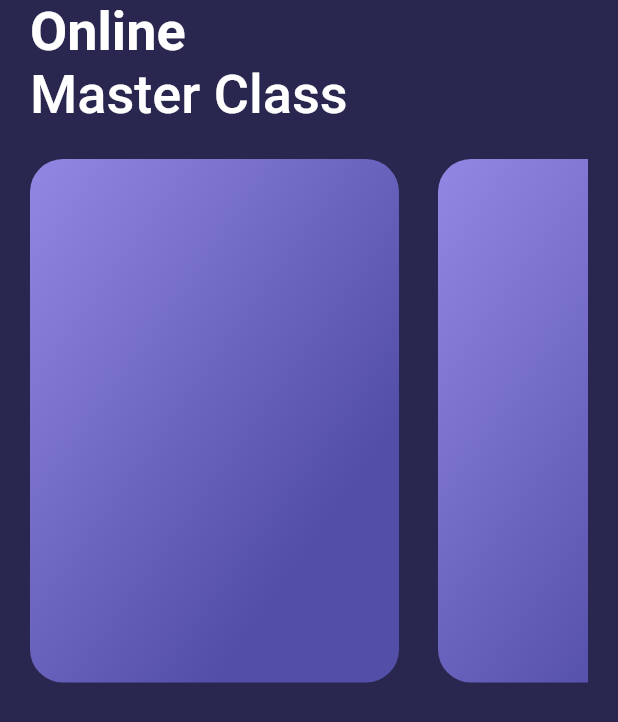
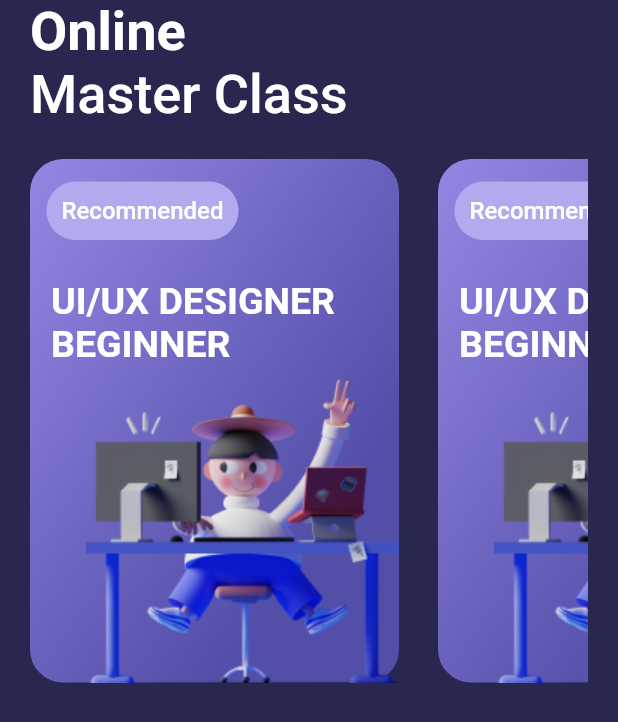
Before and after one commit to Emyeeeel/mobile_course_app_ui, a Flutter app: the screen it shows after launch, on a phone screen of 412 x 824 dp. Shown: the top 722 px of the screen. Run offline on Flutter 3.47's test engine with Material 2 defaults, Android fonts, the phone set to English and light mode, and no system bars; our stand-ins replace device_preview, google_fonts.

Commit message:
added saly-10.png and text contents of the first horizontal widget

```diff
--- a/lib/pages/home_screen.dart
+++ b/lib/pages/home_screen.dart
@@ -54,7 +54,7 @@ class _HomeScreenState extends State<Homescreen> {
                     return const HorizontalList(
                       header: 'Recommended',
                       title: 'UI/UX DESIGNER BEGINNER',
-                      image: 'app_ui/assets/Saly-10.png',
+                      image: 'assets/Saly-10.png',
                       linearStart: 0xFF9288E4,
                       linearEnd: 0xFF534EA7,
                     );
--- a/lib/widgets/first_widgetList.dart
+++ b/lib/widgets/first_widgetList.dart
@@ -1,4 +1,5 @@
 import 'package:flutter/material.dart';
+import 'package:google_fonts/google_fonts.dart';
 
 class HorizontalList extends StatelessWidget {
   const HorizontalList(
@@ -33,13 +34,46 @@ class HorizontalList extends StatelessWidget {
                 top: 15,
                 left: 11,
                 child: Container(
+                  padding: const EdgeInsets.all(10),
                   height: 39,
                   decoration: BoxDecoration(
                     color: const Color(0xFFAFABEE),
                     borderRadius: BorderRadius.circular(36),
                   ),
+                  child: Text(
+                    header,
+                    style: GoogleFonts.roboto(
+                      fontSize: 16,
+                      fontWeight: FontWeight.w500,
+                      color: Colors.white,
+                    ),
+                  ),
+                )),
+            Positioned(
+              top: 80,
+              left: 14,
+              child: SizedBox(
+                width: 190,
+                child: Wrap(
+                  children: [
+                    Text(
+                      title,
+                      style: GoogleFonts.roboto(
+                        fontSize: 25,
+                        fontWeight: FontWeight.bold,
+                        color: Colors.white,
                       ),
                     )
+                  ],
+                ),
+              ),
+            ),
+            Positioned(
+                right: 0,
+                bottom: 0,
+                child: Image.asset(
+                  image,
+                ))
           ],
         ),
       ),
--- a/pubspec.yaml
+++ b/pubspec.yaml
@@ -65,7 +65,7 @@ flutter:
 
   # To add assets to your application, add an assets section, like this:
   assets:
-    - assets/Ellipse 3.png
+    - assets/Saly-10.png
   #   - images/a_dot_ham.jpeg
 
   # An image asset can refer to one or more resolution-specific "variants", see
```
Lines whose indentation alone changed are shown as unchanged.
